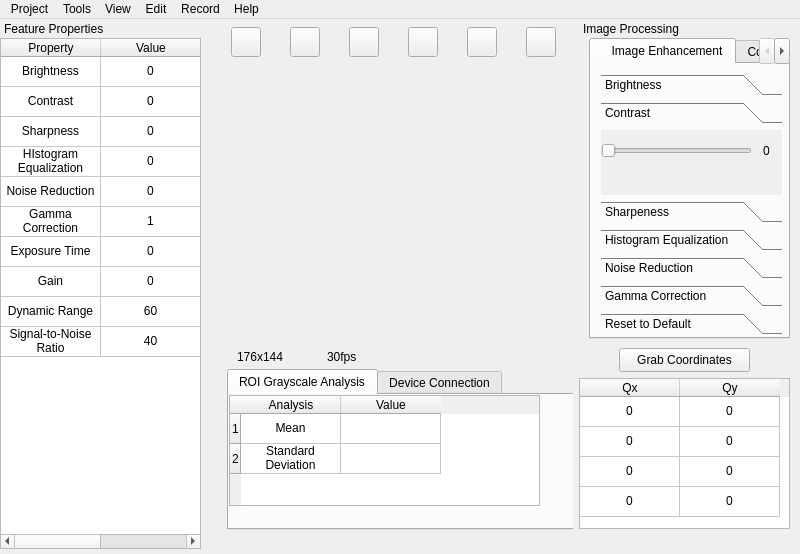
Above: mainwindow.ui from yuranxue272181/WPIMQP before the change. Below: the same form after it.
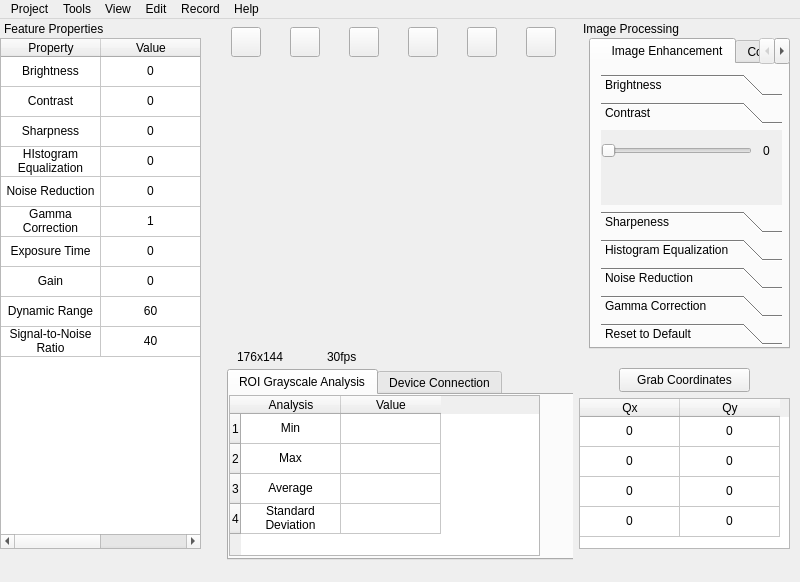
That is the form after the change. The open tabs and pages were chosen to show the change.

```diff
--- a/mainwindow.ui
+++ b/mainwindow.ui
@@ -7,7 +7,7 @@
     <x>0</x>
     <y>0</y>
     <width>800</width>
-    <height>554</height>
+    <height>582</height>
    </rect>
   </property>
   <property name="sizePolicy">
@@ -176,7 +176,7 @@
       <x>20</x>
       <y>350</y>
       <width>349</width>
-      <height>161</height>
+      <height>191</height>
      </rect>
     </property>
     <property name="minimumSize">
@@ -201,7 +201,7 @@
         <x>0</x>
         <y>0</y>
         <width>311</width>
-        <height>111</height>
+        <height>161</height>
        </rect>
       </property>
       <property name="editTriggers">
@@ -209,6 +209,8 @@
       </property>
       <row/>
       <row/>
+      <row/>
+      <row/>
       <column>
        <property name="text">
         <string>Analysis</string>
@@ -221,7 +223,7 @@
       </column>
       <item row="0" column="0">
        <property name="text">
-        <string>Mean</string>
+        <string>Min</string>
        </property>
        <property name="textAlignment">
         <set>AlignCenter</set>
@@ -234,7 +236,7 @@
       </item>
       <item row="1" column="0">
        <property name="text">
-        <string>Standard Deviation</string>
+        <string>Max</string>
        </property>
        <property name="textAlignment">
         <set>AlignCenter</set>
@@ -245,6 +247,38 @@
         <set>AlignCenter</set>
        </property>
       </item>
+      <item row="2" column="0">
+       <property name="text">
+        <string>Average</string>
+       </property>
+       <property name="textAlignment">
+        <set>AlignCenter</set>
+       </property>
+      </item>
+      <item row="2" column="1">
+       <property name="text">
+        <string/>
+       </property>
+       <property name="textAlignment">
+        <set>AlignCenter</set>
+       </property>
+      </item>
+      <item row="3" column="0">
+       <property name="text">
+        <string>Standard Deviation</string>
+       </property>
+       <property name="textAlignment">
+        <set>AlignCenter</set>
+       </property>
+      </item>
+      <item row="3" column="1">
+       <property name="text">
+        <string/>
+       </property>
+       <property name="textAlignment">
+        <set>AlignCenter</set>
+       </property>
+      </item>
      </widget>
     </widget>
     <widget class="QWidget" name="tab_5">
@@ -642,7 +676,7 @@
        <x>10</x>
        <y>0</y>
        <width>201</width>
-       <height>301</height>
+       <height>311</height>
       </rect>
      </property>
      <property name="layoutDirection">
@@ -664,7 +698,7 @@
          <x>10</x>
          <y>10</y>
          <width>181</width>
-         <height>261</height>
+         <height>271</height>
         </rect>
        </property>
        <property name="styleSheet">
@@ -720,8 +754,8 @@
          <rect>
           <x>0</x>
           <y>0</y>
-          <width>100</width>
-          <height>30</height>
+          <width>181</width>
+          <height>61</height>
          </rect>
         </property>
         <attribute name="label">
@@ -1147,7 +1181,7 @@
      <property name="geometry">
       <rect>
        <x>0</x>
-       <y>300</y>
+       <y>320</y>
        <width>211</width>
        <height>201</height>
       </rect>
```
Left out of the diff: 34 changed lines with no effect on the pictures.
